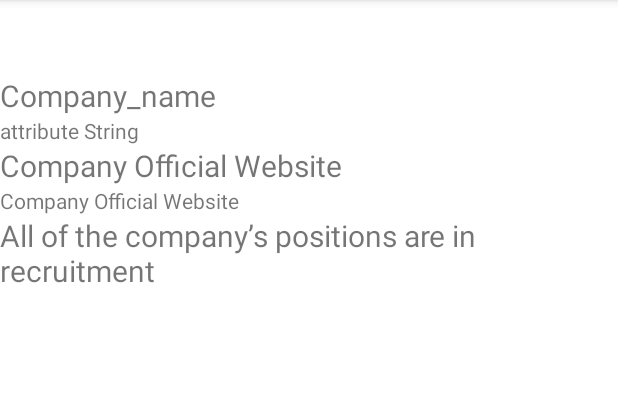
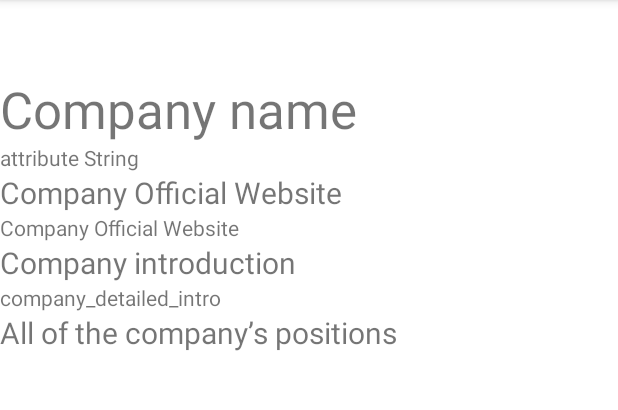
Before and after one commit to SZYD717/Job_Match_App, an Android app: the CompanyInfoActivity screen opened directly, with no data from a screen before it, on a phone screen of 412 x 824 dp, the part 84-494 px from its top. Run offline under Robolectric (Android 15) with nearby library versions, the phone set to English and light mode, and no system bars; network calls fail.

Commit message:
完善了company_info和job_info页面

```diff
--- a/app/src/main/res/layout/activity_company_info.xml
+++ b/app/src/main/res/layout/activity_company_info.xml
@@ -23,8 +23,8 @@
             android:id="@+id/company_name"
             android:layout_width="match_parent"
             android:layout_height="wrap_content"
-            android:text="Company_name"
-            android:textSize="20sp" />
+            android:text="Company name"
+            android:textSize="34sp" />
 
         <TextView
             android:id="@+id/company_attribute"
@@ -46,10 +46,23 @@
             android:text="Company Official Website " />
 
         <TextView
+            android:id="@+id/company_introduction"
+            android:layout_width="match_parent"
+            android:layout_height="wrap_content"
+            android:text="Company introduction"
+            android:textSize="20sp" />
+
+        <TextView
+            android:id="@+id/company_detailed_intro"
+            android:layout_width="match_parent"
+            android:layout_height="wrap_content"
+            android:text="company_detailed_intro" />
+
+        <TextView
             android:id="@+id/company_positions"
             android:layout_width="match_parent"
             android:layout_height="wrap_content"
-            android:text="All of the company’s positions are in recruitment"
+            android:text="All of the company’s positions"
             android:textSize="20sp" />
     </LinearLayout>
 
```
Also changed, not shown: app/src/main/res/layout/activity_job_info.xml (+13 -0 lines).
